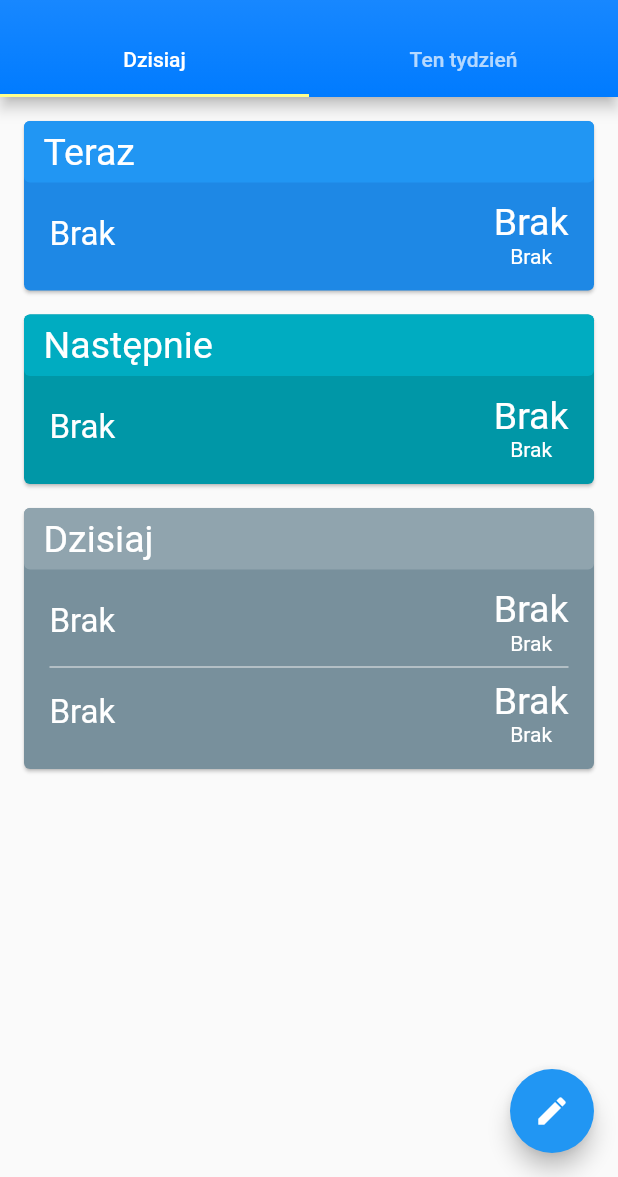
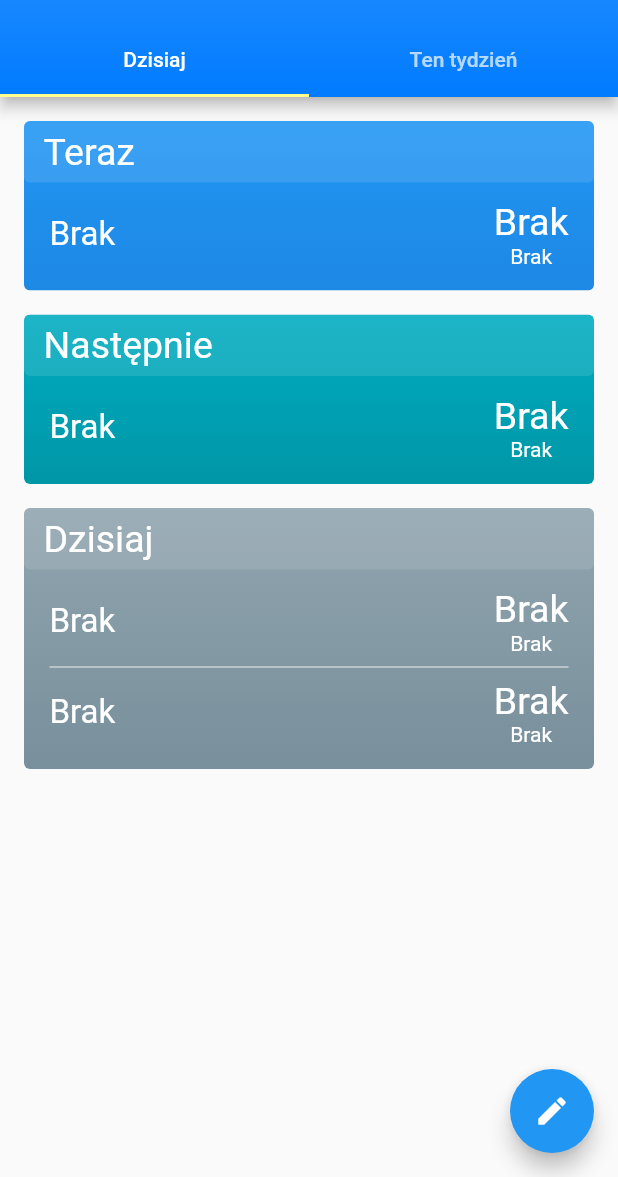
Before and after one commit to kuvus/PlanLekcji, a Flutter app: the screen it shows after launch, on a phone screen of 412 x 824 dp, the part 59-1236 px from its top. Run offline on Flutter 3.47's test engine with Material 2 defaults, Android fonts, the phone set to English and light mode, and no system bars; drawn by our look-alikes of gradient_widgets.

Commit message:
Add gradient to classes cards

```diff
--- a/lib/utils/cards.dart
+++ b/lib/utils/cards.dart
@@ -1,4 +1,5 @@
 import 'package:flutter/material.dart';
+import 'package:gradient_widgets/gradient_widgets.dart';
 
 class ClassCard extends StatelessWidget {
   String when;
@@ -58,18 +59,26 @@ class ClassCard extends StatelessWidget {
           ],
         ));
       }
-    return Card(
+    return GradientCard(
+        gradient: LinearGradient(
+            begin: Alignment.topCenter,
+            end: Alignment.bottomCenter,
+            colors: <Color>[
+              this.type == 'first'
+                  ? Colors.blue[500]
+                  : (this.type == 'second'
+                      ? Colors.cyan[600]
+                      : Colors.blueGrey[300]),
+              this.type == 'first'
+                  ? Colors.blue[600]
+                  : (this.type == 'second'
+                      ? Colors.cyan[700]
+                      : Colors.blueGrey[400])
+            ]),
         margin: EdgeInsets.fromLTRB(16.0, 16.0, 16.0, 0),
-        color: this.type == 'first'
-            ? Colors.blue[600]
-            : (this.type == 'second' ? Colors.cyan[700] : Colors.blueGrey[400]),
         child: Column(children: <Widget>[
           Card(
-            color: this.type == 'first'
-                ? Colors.blue[500]
-                : (this.type == 'second'
-                    ? Colors.cyan[600]
-                    : Colors.blueGrey[300]),
+            color: Color.fromRGBO(255, 255, 255, 0.11),
             elevation: 0,
             margin: EdgeInsets.zero,
             child: Align(
--- a/pubspec.yaml
+++ b/pubspec.yaml
@@ -23,6 +23,7 @@ environment:
 dependencies:
   flutter:
     sdk: flutter
+  gradient_widgets: ^0.5.2
 
 
   # The following adds the Cupertino Icons font to your application.
```
Also changed, not shown: pubspec.lock.
